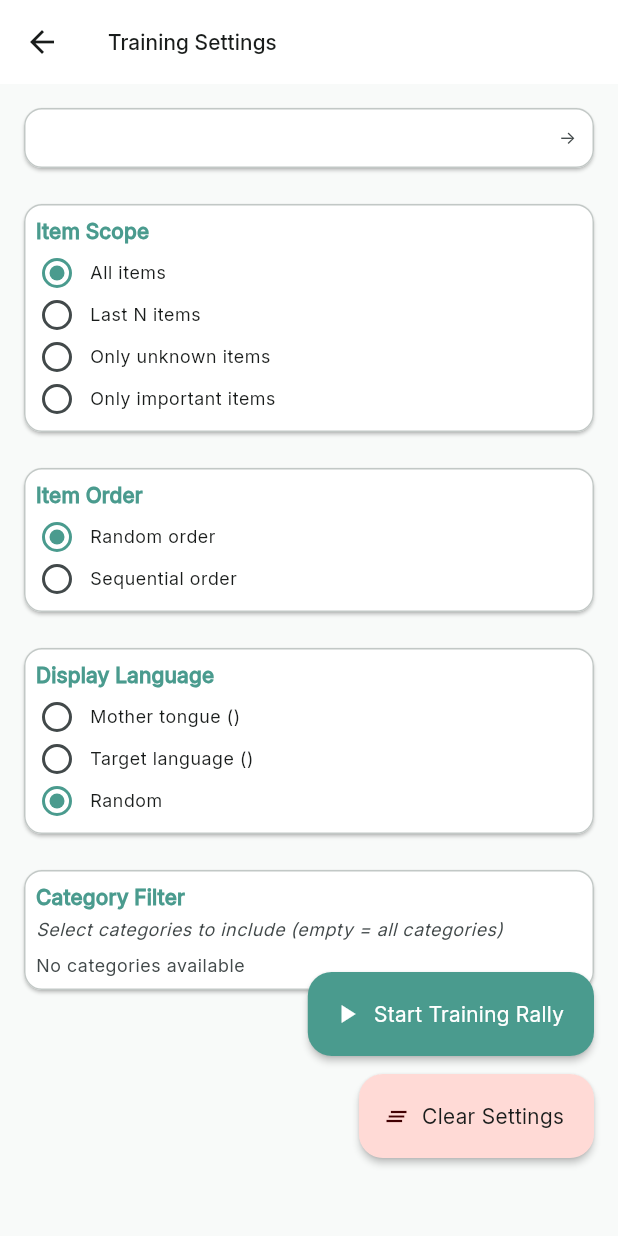
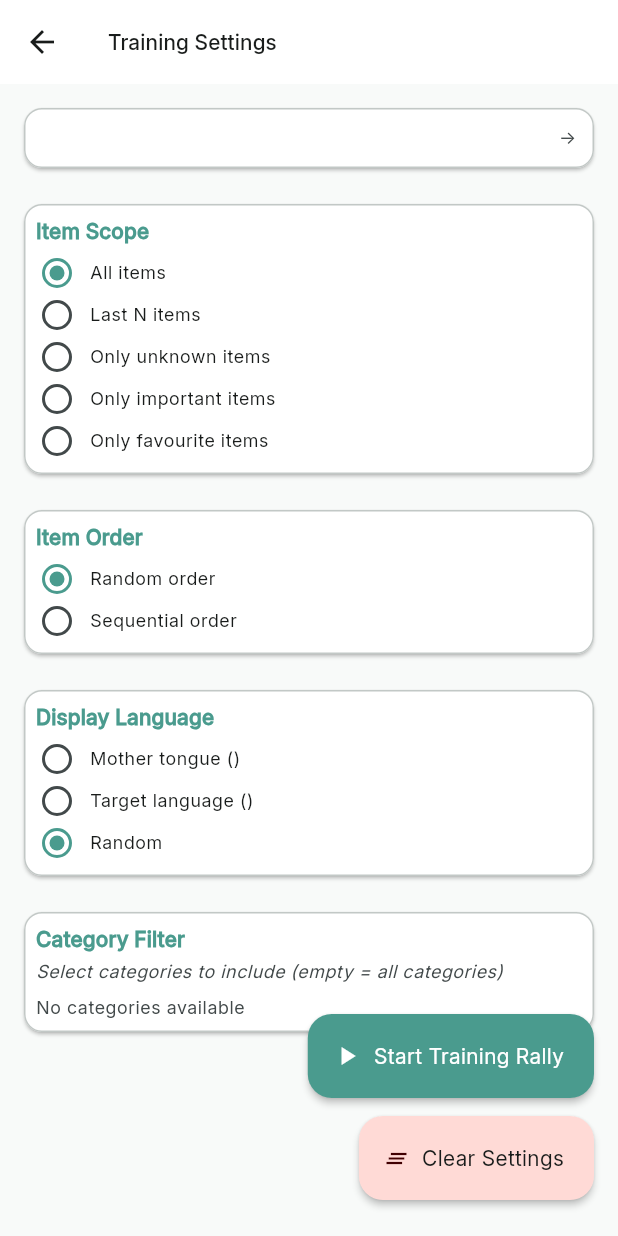
Before and after one commit to pittnerf/language_rally, a Flutter app: the TrainingSettingsPage screen opened directly with empty values, on a phone screen of 412 x 824 dp. Run offline on Flutter 3.47's test engine with Material 3 defaults, Android fonts, the phone set to English and light mode, and no system bars; our stand-ins replace audioplayers, equatable, file_picker, flutter_riverpod, flutter_svg, flutter_tts and 6 more; accounts and stored records are empty.

Commit message:
26.02.21

```diff
--- a/lib/data/models/training_settings.dart
+++ b/lib/data/models/training_settings.dart
@@ -8,6 +8,7 @@ enum ItemScope {
   lastN,
   onlyUnknown,
   onlyImportant,
+  onlyFavourite,
 }
 
 enum ItemOrder {
@@ -44,7 +45,7 @@ class TrainingSettings extends Equatable {
   const TrainingSettings({
     required this.packageId,
     this.itemScope = ItemScope.all,
-    this.lastNItems = 10,
+    this.lastNItems = 20,
     this.itemOrder = ItemOrder.random,
     this.displayLanguage = DisplayLanguage.random,
     this.selectedCategoryIds = const [],
--- a/lib/l10n/app_en.arb
+++ b/lib/l10n/app_en.arb
@@ -115,6 +115,7 @@
   "searchLanguage2": "Search in {language}",
   "caseSensitive": "Case sensitive",
   "onlyImportant": "Only important items",
+  "onlyFavourite": "Only favourite items",
   "knownStatus": "Known status",
   "allItems": "All items",
   "itemsIKnew": "Items I knew",
@@ -216,6 +217,7 @@
   "lastNItems": "Last N items",
   "onlyUnknown": "Only unknown items",
   "onlyImportant": "Only important items",
+  "onlyFavourite": "Only favourite items",
   "numberOfItems": "Number of Items",
   "itemOrder": "Item Order",
   "randomOrder": "Random order",
--- a/lib/l10n/app_localizations.dart
+++ b/lib/l10n/app_localizations.dart
@@ -794,6 +794,12 @@ abstract class AppLocalizations {
   /// **'Only important items'**
   String get onlyImportant;
 
+  /// No description provided for @onlyFavourite.
+  ///
+  /// In en, this message translates to:
+  /// **'Only favourite items'**
+  String get onlyFavourite;
+
   /// No description provided for @knownStatus.
   ///
   /// In en, this message translates to:
--- a/lib/l10n/app_localizations_en.dart
+++ b/lib/l10n/app_localizations_en.dart
@@ -373,6 +373,9 @@ class AppLocalizationsEn extends AppLocalizations {
 
   @override
   String get onlyImportant => 'Only important items';
+
+  @override
+  String get onlyFavourite => 'Only favourite items';
 
   @override
   String get knownStatus => 'Known status';
--- a/lib/presentation/pages/training/training_settings_page.dart
+++ b/lib/presentation/pages/training/training_settings_page.dart
@@ -78,7 +78,7 @@ class _TrainingSettingsPageState extends ConsumerState<TrainingSettingsPage> {
           } else {
             // Default values
             _itemScope = ItemScope.all;
-            _lastNItems = 10;
+            _lastNItems = 20;
             _itemOrder = ItemOrder.random;
             _displayLanguage = DisplayLanguage.random;
             _selectedCategoryIds = [];
@@ -351,6 +351,69 @@ class _TrainingSettingsPageState extends ConsumerState<TrainingSettingsPage> {
               _itemScope,
               (value) => setState(() => _itemScope = value),
             ),
+            // Show lastNItems value control only when lastN is selected
+            if (_itemScope == ItemScope.lastN) ...[
+              const SizedBox(height: AppTheme.spacing8),
+              Padding(
+                padding: const EdgeInsets.symmetric(horizontal: 32.0),
+                child: Column(
+                  crossAxisAlignment: CrossAxisAlignment.start,
+                  children: [
+                    Row(
+                      mainAxisAlignment: MainAxisAlignment.spaceBetween,
+                      children: [
+                        Text(
+                          'N = $_lastNItems',
+                          style: theme.textTheme.bodyMedium?.copyWith(
+                            color: theme.colorScheme.primary,
+                            fontWeight: FontWeight.bold,
+                          ),
+                        ),
+                        Row(
+                          mainAxisSize: MainAxisSize.min,
+                          children: [
+                            IconButton(
+                              onPressed: _lastNItems > 5
+                                  ? () => setState(() => _lastNItems -= 5)
+                                  : null,
+                              icon: const Icon(Icons.remove),
+                              iconSize: 18,
+                              padding: EdgeInsets.zero,
+                              constraints: const BoxConstraints(
+                                minWidth: 32,
+                                minHeight: 32,
+                              ),
+                            ),
+                            IconButton(
+                              onPressed: _lastNItems < 200
+                                  ? () => setState(() => _lastNItems += 5)
+                                  : null,
+                              icon: const Icon(Icons.add),
+                              iconSize: 18,
+                              padding: EdgeInsets.zero,
+                              constraints: const BoxConstraints(
+                                minWidth: 32,
+                                minHeight: 32,
+                              ),
+                            ),
+                          ],
+                        ),
+                      ],
+                    ),
+                    Slider(
+                      value: _lastNItems.toDouble(),
+                      min: 5,
+                      max: 200,
+                      divisions: 39, // (200-5)/5 = 39
+                      label: _lastNItems.toString(),
+                      onChanged: (value) {
+                        setState(() => _lastNItems = value.round());
+                      },
+                    ),
+                  ],
+                ),
+              ),
+            ],
             _buildRadioOption<ItemScope>(
               theme,
               l10n.onlyUnknown,
@@ -362,6 +425,13 @@ class _TrainingSettingsPageState extends ConsumerState<TrainingSettingsPage> {
               theme,
               l10n.onlyImportant,
               ItemScope.onlyImportant,
+              _itemScope,
+              (value) => setState(() => _itemScope = value),
+            ),
+            _buildRadioOption<ItemScope>(
+              theme,
+              l10n.onlyFavourite,
+              ItemScope.onlyFavourite,
               _itemScope,
               (value) => setState(() => _itemScope = value),
             ),
```
Also changed, not shown: lib/l10n/app_hu.arb (+13 -11 lines), lib/l10n/app_localizations_hu.dart (+15 -11 lines), lib/presentation/pages/training/training_rally_page.dart (+91 -17 lines), lib/data/models/training_settings.g.dart, 1 other file.
